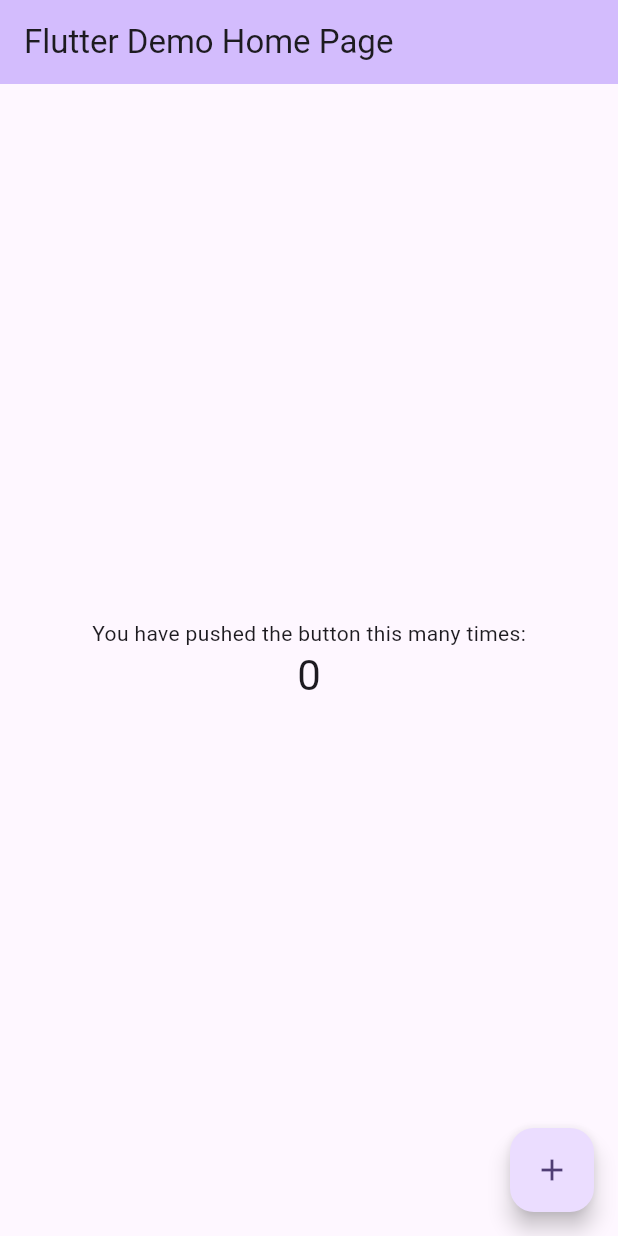
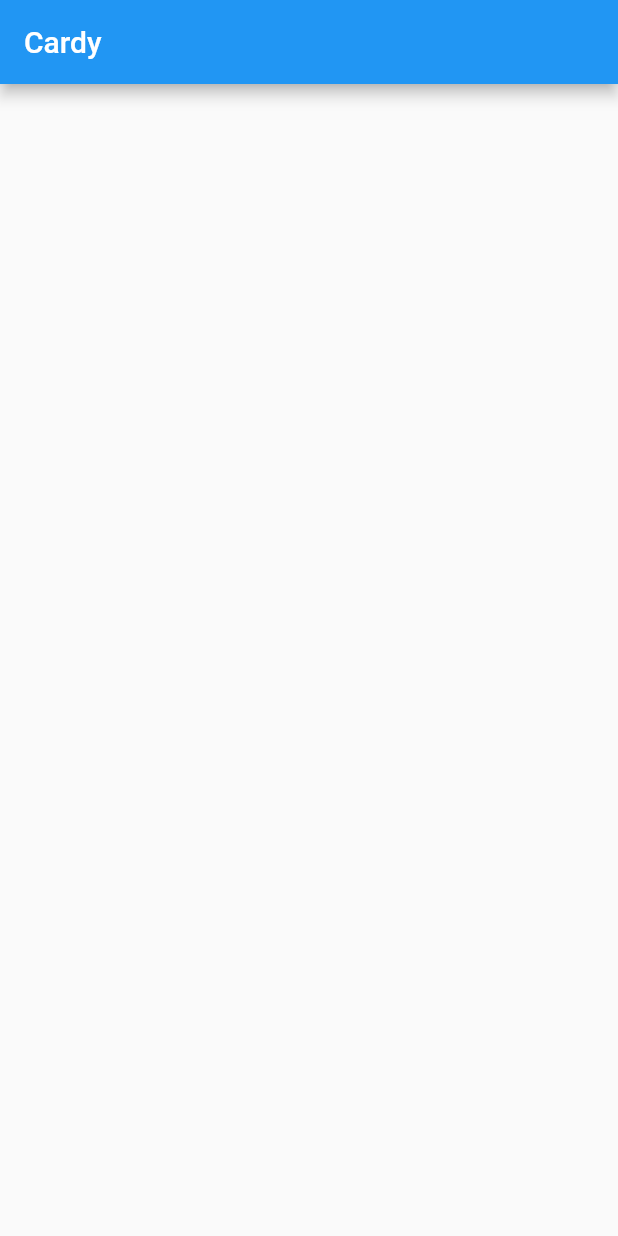
Before and after one commit to KenStarry/Cardy, a Flutter app: the screen it shows after launch, on a phone screen of 412 x 824 dp. Run offline on Flutter 3.47's test engine with Material 2 defaults, Android fonts, the phone set to English and light mode, and no system bars; our stand-ins replace get.

```diff
--- /dev/null
+++ b/lib/features/feature_main/presentation/main_screen.dart
@@ -0,0 +1,19 @@
+import 'package:flutter/material.dart';
+
+class MainScreen extends StatefulWidget {
+  const MainScreen({Key? key}) : super(key: key);
+
+  @override
+  State<MainScreen> createState() => _MainScreenState();
+}
+
+class _MainScreenState extends State<MainScreen> {
+  @override
+  Widget build(BuildContext context) {
+    return Scaffold(
+      appBar: AppBar(
+        title: const Text("Cardy"),
+      ),
+    );
+  }
+}
--- a/lib/main.dart
+++ b/lib/main.dart
@@ -1,125 +1,20 @@
+import 'package:cardy/features/feature_main/presentation/main_screen.dart';
+import 'package:cardy/navigation/nav_constants.dart';
 import 'package:flutter/material.dart';
+import 'package:get/get.dart';
 
-void main() {
-  runApp(const MyApp());
-}
+void main() => runApp(const MyApp());
 
 class MyApp extends StatelessWidget {
-  const MyApp({super.key});
+  const MyApp({Key? key}) : super(key: key);
 
-  // This widget is the root of your application.
   @override
   Widget build(BuildContext context) {
-    return MaterialApp(
-      title: 'Flutter Demo',
-      theme: ThemeData(
-        // This is the theme of your application.
-        //
-        // TRY THIS: Try running your application with "flutter run". You'll see
-        // the application has a blue toolbar. Then, without quitting the app,
-        // try changing the seedColor in the colorScheme below to Colors.green
-        // and then invoke "hot reload" (save your changes or press the "hot
-        // reload" button in a Flutter-supported IDE, or press "r" if you used
-        // the command line to start the app).
-        //
-        // Notice that the counter didn't reset back to zero; the application
-        // state is not lost during the reload. To reset the state, use hot
-        // restart instead.
-        //
-        // This works for code too, not just values: Most code changes can be
-        // tested with just a hot reload.
-        colorScheme: ColorScheme.fromSeed(seedColor: Colors.deepPurple),
-        useMaterial3: true,
-      ),
-      home: const MyHomePage(title: 'Flutter Demo Home Page'),
+    return GetMaterialApp(
+      initialRoute: NavConstants.initialRoute,
+      getPages: [
+        GetPage(name: NavConstants.mainRoute, page: () => const MainScreen()),
+      ],
     );
   }
 }
-
-class MyHomePage extends StatefulWidget {
-  const MyHomePage({super.key, required this.title});
-
-  // This widget is the home page of your application. It is stateful, meaning
-  // that it has a State object (defined below) that contains fields that affect
-  // how it looks.
-
-  // This class is the configuration for the state. It holds the values (in this
-  // case the title) provided by the parent (in this case the App widget) and
-  // used by the build method of the State. Fields in a Widget subclass are
-  // always marked "final".
-
-  final String title;
-
-  @override
-  State<MyHomePage> createState() => _MyHomePageState();
-}
-
-class _MyHomePageState extends State<MyHomePage> {
-  int _counter = 0;
-
-  void _incrementCounter() {
-    setState(() {
-      // This call to setState tells the Flutter framework that something has
-      // changed in this State, which causes it to rerun the build method below
-      // so that the display can reflect the updated values. If we changed
-      // _counter without calling setState(), then the build method would not be
-      // called again, and so nothing would appear to happen.
-      _counter++;
-    });
-  }
-
-  @override
-  Widget build(BuildContext context) {
-    // This method is rerun every time setState is called, for instance as done
-    // by the _incrementCounter method above.
-    //
-    // The Flutter framework has been optimized to make rerunning build methods
-    // fast, so that you can just rebuild anything that needs updating rather
-    // than having to individually change instances of widgets.
-    return Scaffold(
-      appBar: AppBar(
-        // TRY THIS: Try changing the color here to a specific color (to
-        // Colors.amber, perhaps?) and trigger a hot reload to see the AppBar
-        // change color while the other colors stay the same.
-        backgroundColor: Theme.of(context).colorScheme.inversePrimary,
-        // Here we take the value from the MyHomePage object that was created by
-        // the App.build method, and use it to set our appbar title.
-        title: Text(widget.title),
-      ),
-      body: Center(
-        // Center is a layout widget. It takes a single child and positions it
-        // in the middle of the parent.
-        child: Column(
-          // Column is also a layout widget. It takes a list of children and
-          // arranges them vertically. By default, it sizes itself to fit its
-          // children horizontally, and tries to be as tall as its parent.
-          //
-          // Column has various properties to control how it sizes itself and
-          // how it positions its children. Here we use mainAxisAlignment to
-          // center the children vertically; the main axis here is the vertical
-          // axis because Columns are vertical (the cross axis would be
-          // horizontal).
-          //
-          // TRY THIS: Invoke "debug painting" (choose the "Toggle Debug Paint"
-          // action in the IDE, or press "p" in the console), to see the
-          // wireframe for each widget.
-          mainAxisAlignment: MainAxisAlignment.center,
-          children: <Widget>[
-            const Text(
-              'You have pushed the button this many times:',
-            ),
-            Text(
-              '$_counter',
-              style: Theme.of(context).textTheme.headlineMedium,
-            ),
-          ],
-        ),
-      ),
-      floatingActionButton: FloatingActionButton(
-        onPressed: _incrementCounter,
-        tooltip: 'Increment',
-        child: const Icon(Icons.add),
-      ), // This trailing comma makes auto-formatting nicer for build methods.
-    );
-  }
-}
--- /dev/null
+++ b/lib/navigation/nav_constants.dart
@@ -0,0 +1,9 @@
+class NavConstants {
+
+  /// Routes
+  static const String initialRoute = '/';
+  static const String mainRoute = '/main_screen';
+
+  /// Bottom Navigation Routes
+  static const String homeRoute = '/main_screen/home_screen';
+}
```
Also changed, not shown: pubspec.lock.
